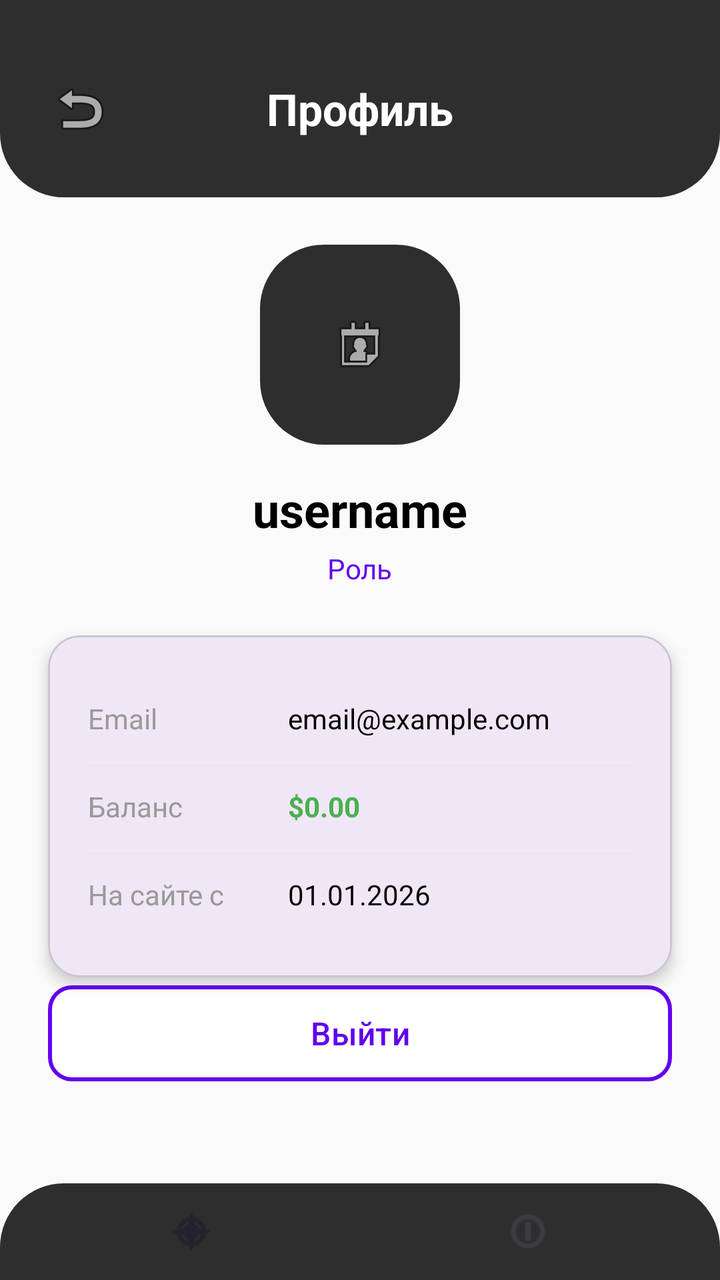
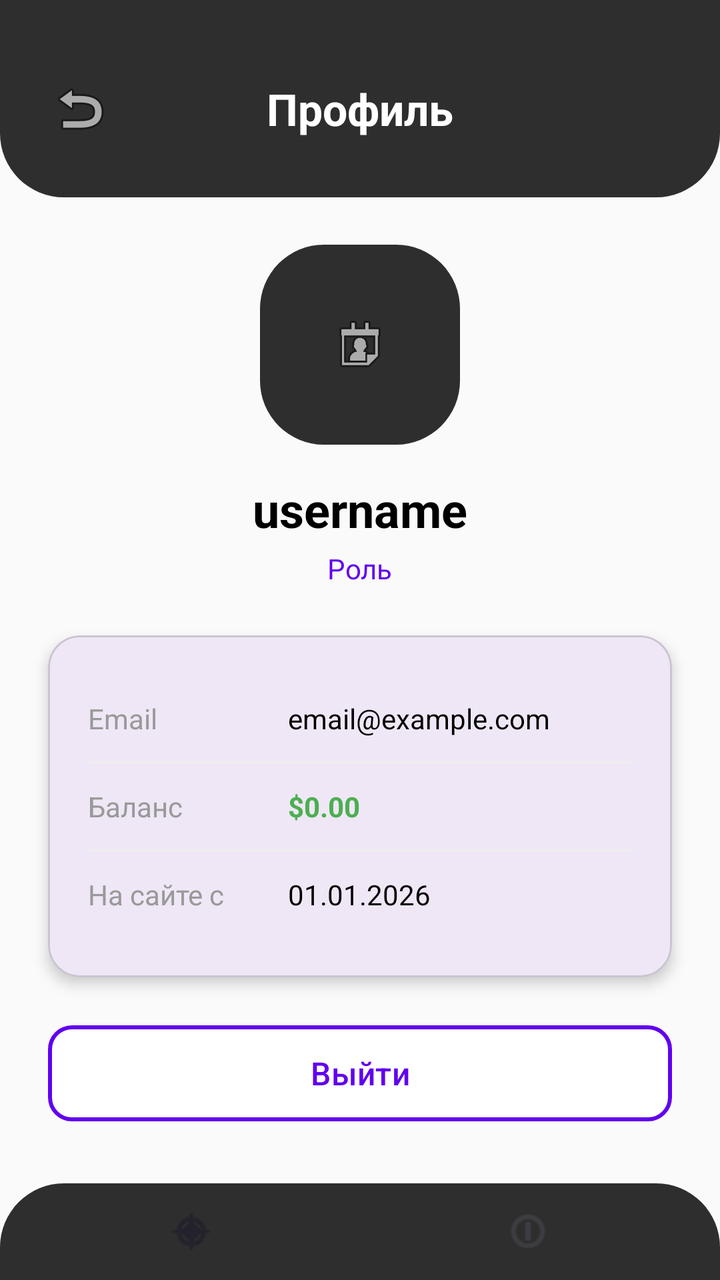

Two renders of the same Android screen: before a commit and after it. Below are the layout's source before the change and the commit's diff.
<!-- AndroidManifest.xml: application theme Theme.Beatstore -->
<!-- res/layout/activity_profile.xml -->
<?xml version="1.0" encoding="utf-8"?>
<androidx.constraintlayout.widget.ConstraintLayout xmlns:android="http://schemas.android.com/apk/res/android"
    xmlns:app="http://schemas.android.com/apk/res-auto"
    xmlns:tools="http://schemas.android.com/tools"
    android:layout_width="match_parent"
    android:layout_height="match_parent"
    android:background="#FAFAFA">

    
    <View
        android:id="@+id/view"
        android:layout_width="match_parent"
        android:layout_height="130dp"
        android:layout_marginTop="-32dp"
        android:background="@drawable/rounded_background"
        app:layout_constraintEnd_toEndOf="parent"
        app:layout_constraintStart_toStartOf="parent"
        app:layout_constraintTop_toTopOf="parent" />

    <ImageButton
        android:id="@+id/btnBack"
        android:layout_width="48dp"
        android:layout_height="48dp"
        android:background="@null"
        android:src="@android:drawable/ic_menu_revert"
        android:layout_marginStart="16dp"
        android:layout_marginTop="32dp"
        app:layout_constraintStart_toStartOf="parent"
        app:layout_constraintTop_toTopOf="@id/view"
        app:layout_constraintBottom_toBottomOf="@id/view"
        app:layout_constraintVertical_bias="0.6" />

    <TextView
        android:id="@+id/tvProfileTitle"
        android:layout_width="wrap_content"
        android:layout_height="wrap_content"
        android:text="Профиль"
        android:textSize="22sp"
        android:textStyle="bold"
        android:textColor="#FFFFFF"
        app:layout_constraintEnd_toEndOf="parent"
        app:layout_constraintStart_toStartOf="parent"
        app:layout_constraintTop_toTopOf="@id/btnBack"
        app:layout_constraintBottom_toBottomOf="@id/btnBack" />

    
    <ImageView
        android:id="@+id/ivAvatar"
        android:layout_width="100dp"
        android:layout_height="100dp"
        android:background="@drawable/rounded_background"
        android:scaleType="center"
        android:src="@android:drawable/ic_menu_my_calendar"
        android:layout_marginTop="24dp"
        app:layout_constraintEnd_toEndOf="parent"
        app:layout_constraintStart_toStartOf="parent"
        app:layout_constraintTop_toBottomOf="@id/view" />

    
    <TextView
        android:id="@+id/tvUsername"
        android:layout_width="wrap_content"
        android:layout_height="wrap_content"
        android:text="username"
        android:textSize="24sp"
        android:textStyle="bold"
        android:textColor="#000000"
        android:layout_marginTop="16dp"
        app:layout_constraintEnd_toEndOf="parent"
        app:layout_constraintStart_toStartOf="parent"
        app:layout_constraintTop_toBottomOf="@id/ivAvatar" />

    <TextView
        android:id="@+id/tvRole"
        android:layout_width="wrap_content"
        android:layout_height="wrap_content"
        android:text="Роль"
        android:textSize="14sp"
        android:textColor="#FF6200EE"
        android:layout_marginTop="4dp"
        app:layout_constraintEnd_toEndOf="parent"
        app:layout_constraintStart_toStartOf="parent"
        app:layout_constraintTop_toBottomOf="@id/tvUsername" />

    
    <com.google.android.material.card.MaterialCardView
        android:id="@+id/cardInfo"
        android:layout_width="0dp"
        android:layout_height="wrap_content"
        android:layout_margin="24dp"
        app:cardCornerRadius="16dp"
        app:cardElevation="4dp"
        app:layout_constraintEnd_toEndOf="parent"
        app:layout_constraintStart_toStartOf="parent"
        app:layout_constraintTop_toBottomOf="@id/tvRole">

        <LinearLayout
            android:layout_width="match_parent"
            android:layout_height="wrap_content"
            android:orientation="vertical"
            android:padding="20dp">

            
            <LinearLayout
                android:layout_width="match_parent"
                android:layout_height="wrap_content"
                android:orientation="horizontal"
                android:paddingVertical="12dp">

                <TextView
                    android:layout_width="100dp"
                    android:layout_height="wrap_content"
                    android:text="Email"
                    android:textSize="14sp"
                    android:textColor="#999999" />

                <TextView
                    android:id="@+id/tvEmail"
                    android:layout_width="0dp"
                    android:layout_height="wrap_content"
                    android:layout_weight="1"
                    android:text="email@example.com"
                    android:textSize="14sp"
                    android:textColor="#000000" />
            </LinearLayout>

            <View
                android:layout_width="match_parent"
                android:layout_height="1dp"
                android:background="#EEEEEE" />

            
            <LinearLayout
                android:id="@+id/layoutArtistName"
                android:layout_width="match_parent"
                android:layout_height="wrap_content"
                android:orientation="horizontal"
                android:paddingVertical="12dp"
                android:visibility="gone">

                <TextView
                    android:layout_width="100dp"
                    android:layout_height="wrap_content"
                    android:text="Артист"
                    android:textSize="14sp"
                    android:textColor="#999999" />

                <TextView
                    android:id="@+id/tvArtistName"
                    android:layout_width="0dp"
                    android:layout_height="wrap_content"
                    android:layout_weight="1"
                    android:text="Имя артиста"
                    android:textSize="14sp"
                    android:textColor="#000000" />
            </LinearLayout>

            <View
                android:id="@+id/dividerArtist"
                android:layout_width="match_parent"
                android:layout_height="1dp"
                android:background="#EEEEEE"
                android:visibility="gone" />

            
            <LinearLayout
                android:layout_width="match_parent"
                android:layout_height="wrap_content"
                android:orientation="horizontal"
                android:paddingVertical="12dp">

                <TextView
                    android:layout_width="100dp"
                    android:layout_height="wrap_content"
                    android:text="Баланс"
                    android:textSize="14sp"
                    android:textColor="#999999" />

                <TextView
                    android:id="@+id/tvBalance"
                    android:layout_width="0dp"
                    android:layout_height="wrap_content"
                    android:layout_weight="1"
                    android:text="$0.00"
                    android:textSize="14sp"
                    android:textStyle="bold"
                    android:textColor="#4CAF50" />
            </LinearLayout>

            <View
                android:layout_width="match_parent"
                android:layout_height="1dp"
                android:background="#EEEEEE" />

            
            <LinearLayout
                android:layout_width="match_parent"
                android:layout_height="wrap_content"
                android:orientation="horizontal"
                android:paddingVertical="12dp">

                <TextView
                    android:layout_width="100dp"
                    android:layout_height="wrap_content"
                    android:text="На сайте с"
                    android:textSize="14sp"
                    android:textColor="#999999" />

                <TextView
                    android:id="@+id/tvRegDate"
                    android:layout_width="0dp"
                    android:layout_height="wrap_content"
                    android:layout_weight="1"
                    android:text="01.01.2026"
                    android:textSize="14sp"
                    android:textColor="#000000" />
            </LinearLayout>
        </LinearLayout>
    </com.google.android.material.card.MaterialCardView>

    
    <Button
        android:id="@+id/btnLogout"
        android:layout_width="0dp"
        android:layout_height="56dp"
        android:text="Выйти"
        android:textSize="16sp"
        android:textColor="#FF6200EE"
        android:backgroundTint="#FFFFFF"
        app:strokeColor="#FF6200EE"
        app:strokeWidth="2dp"
        app:cornerRadius="12dp"
        android:layout_marginStart="24dp"
        android:layout_marginEnd="24dp"
        app:layout_constraintEnd_toEndOf="parent"
        app:layout_constraintStart_toStartOf="parent"
        app:layout_constraintTop_toBottomOf="@id/cardInfo" />

    
    <com.google.android.material.bottomnavigation.BottomNavigationView
        android:id="@+id/bnb"
        android:layout_width="match_parent"
        android:layout_height="wrap_content"
        android:layout_marginBottom="-32dp"
        android:background="@drawable/rounded_background"
        app:menu="@menu/bottom_nav_menu"
        app:layout_constraintBottom_toBottomOf="parent"
        app:layout_constraintEnd_toEndOf="parent" />

</androidx.constraintlayout.widget.ConstraintLayout>
<!-- resources referenced by this layout -->
<resources>
  <!-- drawable rounded_background (drawable) -->
  <shape xmlns:android="http://schemas.android.com/apk/res/android">
      <solid android:color="#2E2E2E" />
      <corners android:radius="32dp" />
  </shape>
  <style name="Theme.Beatstore" parent="Base.Theme.Beatstore" />
  <style name="Base.Theme.Beatstore" parent="Theme.Material3.DayNight.NoActionBar">
          
          
      </style>
</resources>

<!-- the commit's change to res/layout/activity_profile.xml (unified diff, before → after) -->
@@ -219,23 +219,53 @@
     </com.google.android.material.card.MaterialCardView>
 
     
+    
     <Button
         android:id="@+id/btnLogout"
         android:layout_width="0dp"
         android:layout_height="56dp"
+        android:layout_marginStart="24dp"
+        android:layout_marginTop="20dp"
+        android:layout_marginEnd="24dp"
+        android:backgroundTint="#FFFFFF"
         android:text="Выйти"
+        android:textColor="#FF6200EE"
         android:textSize="16sp"
-        android:textColor="#FF6200EE"
-        android:backgroundTint="#FFFFFF"
+        app:cornerRadius="12dp"
+        app:layout_constraintEnd_toEndOf="parent"
+        app:layout_constraintHorizontal_bias="0.0"
+        app:layout_constraintStart_toStartOf="parent"
+        app:layout_constraintTop_toBottomOf="@id/cardInfo"
         app:strokeColor="#FF6200EE"
-        app:strokeWidth="2dp"
-        app:cornerRadius="12dp"
+        app:strokeWidth="2dp" />
+
+    <TextView
+        android:id="@+id/tvMyBeatsTitle"
+        android:layout_width="wrap_content"
+        android:layout_height="wrap_content"
+        android:text="Мои биты"
+        android:textSize="20sp"
+        android:textStyle="bold"
+        android:textColor="#000000"
+        android:visibility="gone"
         android:layout_marginStart="24dp"
-        android:layout_marginEnd="24dp"
-        app:layout_constraintEnd_toEndOf="parent"
-        app:layout_constraintStart_toStartOf="parent"
-        app:layout_constraintTop_toBottomOf="@id/cardInfo" />
-
+        android:layout_marginTop="16dp"
+        app:layout_constraintStart_toStartOf="parent"
+        app:layout_constraintTop_toBottomOf="@id/btnLogout" />
+
+    
+    <androidx.recyclerview.widget.RecyclerView
+        android:id="@+id/recyclerViewProducerBeats"
+        android:layout_width="0dp"
+        android:layout_height="0dp"
+        android:visibility="gone"
+        android:layout_marginStart="16dp"
+        android:layout_marginEnd="16dp"
+        android:layout_marginTop="8dp"
+        app:layout_constraintBottom_toTopOf="@id/bnb"
+        app:layout_constraintEnd_toEndOf="parent"
+        app:layout_constraintStart_toStartOf="parent"
+        app:layout_constraintTop_toBottomOf="@id/tvMyBeatsTitle" />
     
     <com.google.android.material.bottomnavigation.BottomNavigationView
         android:id="@+id/bnb"
